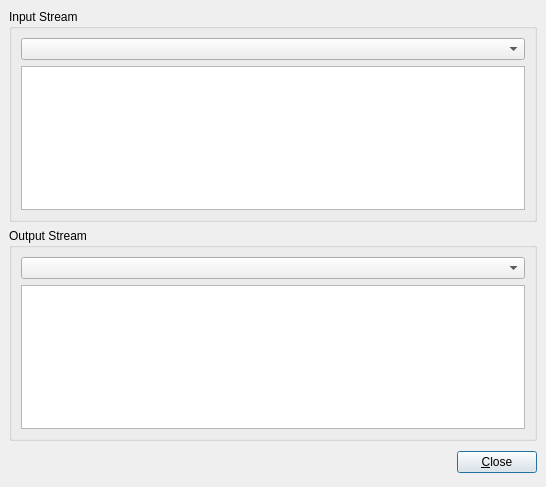
Above: ui/resultatServices.ui from phoenix741/xinx before the change. Below: the same form after it.
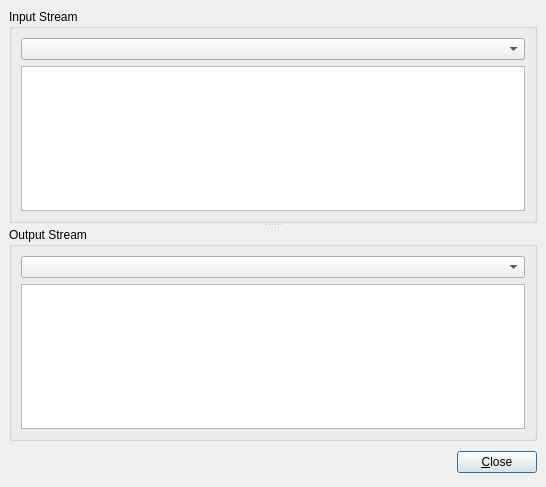
That is the form after the change. Icons and pictures are not drawn.

Commit message: Finalisation du module WebServices

```diff
--- a/ui/resultatServices.ui
+++ b/ui/resultatServices.ui
@@ -20,6 +20,10 @@
     <number>6</number>
    </property>
    <item>
+    <widget class="QSplitter" name="splitter" >
+     <property name="orientation" >
+      <enum>Qt::Vertical</enum>
+     </property>
     <widget class="QGroupBox" name="groupBox" >
      <property name="title" >
       <string>Input Stream</string>
@@ -43,8 +47,6 @@
       </item>
      </layout>
     </widget>
-   </item>
-   <item>
     <widget class="QGroupBox" name="groupBox_2" >
      <property name="title" >
       <string>Output Stream</string>
@@ -67,6 +69,7 @@
        <widget class="QComboBox" name="m_outputComboBox" />
       </item>
      </layout>
+     </widget>
     </widget>
    </item>
    <item>
```
Lines whose indentation alone changed are shown as unchanged. The commit also changes 8 other files.
